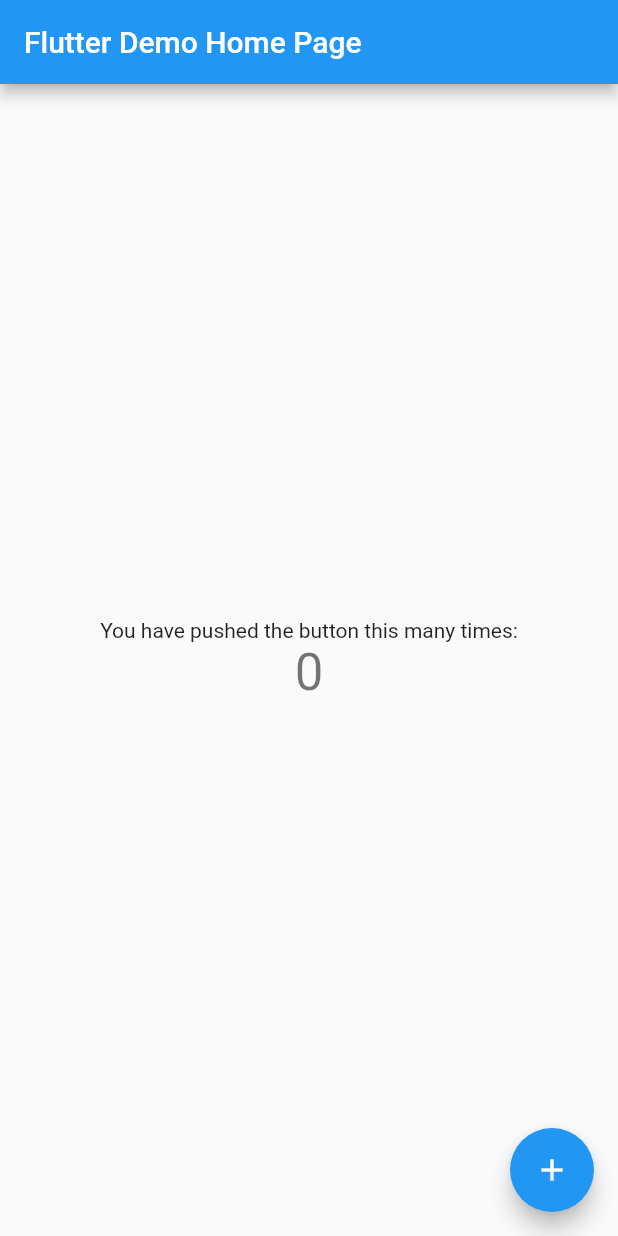
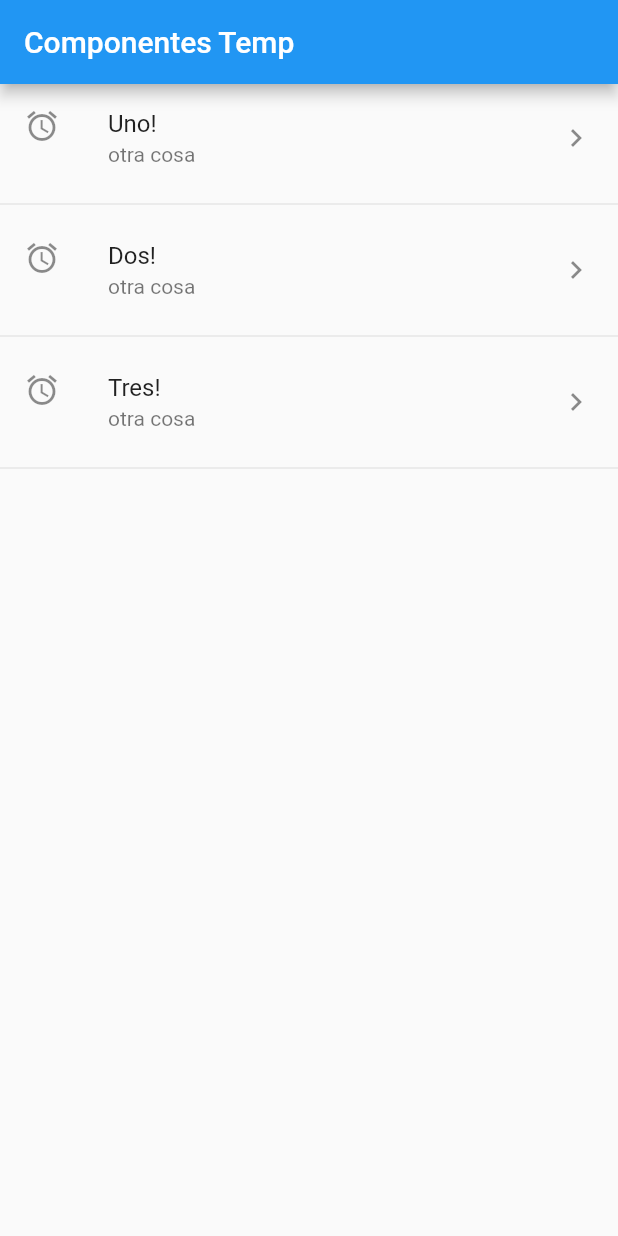
Before and after one commit to ingeborrero/flutterApp, a Flutter app: the screen it shows after launch, on a phone screen of 412 x 824 dp. Run offline on Flutter 3.47's test engine with Material 2 defaults, Android fonts, the phone set to English and light mode, and no system bars.

Commit message:
Avances en uso de ListView y ListTile

```diff
--- a/componentes/lib/main.dart
+++ b/componentes/lib/main.dart
@@ -1,108 +1,15 @@
 import 'package:flutter/material.dart';
 
-void main() {
-  runApp(MyApp());
-}
+import 'package:componentes/src/pages/home_temp.dart';
+
+void main() => runApp(MyApp());
 
 class MyApp extends StatelessWidget {
-  // This widget is the root of your application.
   @override
   Widget build(BuildContext context) {
     return MaterialApp(
-      title: 'Flutter Demo',
-      theme: ThemeData(
-        primarySwatch: Colors.blue,
-        // This makes the visual density adapt to the platform that you run
-        // the app on. For desktop platforms, the controls will be smaller and
-        // closer together (more dense) than on mobile platforms.
-        visualDensity: VisualDensity.adaptivePlatformDensity,
-      ),
-      home: MyHomePage(title: 'Flutter Demo Home Page'),
-    );
+        debugShowCheckedModeBanner: false,
+        title: 'Componentes App',
+        home: HomePageTemp());
   }
 }
-
-class MyHomePage extends StatefulWidget {
-  MyHomePage({Key key, this.title}) : super(key: key);
-
-  // This widget is the home page of your application. It is stateful, meaning
-  // that it has a State object (defined below) that contains fields that affect
-  // how it looks.
-
-  // This class is the configuration for the state. It holds the values (in this
-  // case the title) provided by the parent (in this case the App widget) and
-  // used by the build method of the State. Fields in a Widget subclass are
-  // always marked "final".
-
-  final String title;
-
-  @override
-  _MyHomePageState createState() => _MyHomePageState();
-}
-
-class _MyHomePageState extends State<MyHomePage> {
-  int _counter = 0;
-
-  void _incrementCounter() {
-    setState(() {
-      // This call to setState tells the Flutter framework that something has
-      // changed in this State, which causes it to rerun the build method below
-      // so that the display can reflect the updated values. If we changed
-      // _counter without calling setState(), then the build method would not be
-      // called again, and so nothing would appear to happen.
-      _counter++;
-    });
-  }
-
-  @override
-  Widget build(BuildContext context) {
-    // This method is rerun every time setState is called, for instance as done
-    // by the _incrementCounter method above.
-    //
-    // The Flutter framework has been optimized to make rerunning build methods
-    // fast, so that you can just rebuild anything that needs updating rather
-    // than having to individually change instances of widgets.
-    return Scaffold(
-      appBar: AppBar(
-        // Here we take the value from the MyHomePage object that was created by
-        // the App.build method, and use it to set our appbar title.
-        title: Text(widget.title),
-      ),
-      body: Center(
-        // Center is a layout widget. It takes a single child and positions it
-        // in the middle of the parent.
-        child: Column(
-          // Column is also a layout widget. It takes a list of children and
-          // arranges them vertically. By default, it sizes itself to fit its
-          // children horizontally, and tries to be as tall as its parent.
-          //
-          // Invoke "debug painting" (press "p" in the console, choose the
-          // "Toggle Debug Paint" action from the Flutter Inspector in Android
-          // Studio, or the "Toggle Debug Paint" command in Visual Studio Code)
-          // to see the wireframe for each widget.
-          //
-          // Column has various properties to control how it sizes itself and
-          // how it positions its children. Here we use mainAxisAlignment to
-          // center the children vertically; the main axis here is the vertical
-          // axis because Columns are vertical (the cross axis would be
-          // horizontal).
-          mainAxisAlignment: MainAxisAlignment.center,
-          children: <Widget>[
-            Text(
-              'You have pushed the button this many times:',
-            ),
-            Text(
-              '$_counter',
-              style: Theme.of(context).textTheme.headline4,
-            ),
-          ],
-        ),
-      ),
-      floatingActionButton: FloatingActionButton(
-        onPressed: _incrementCounter,
-        tooltip: 'Increment',
-        child: Icon(Icons.add),
-      ), // This trailing comma makes auto-formatting nicer for build methods.
-    );
-  }
-}
--- /dev/null
+++ b/componentes/lib/src/pages/home_temp.dart
@@ -0,0 +1,47 @@
+import 'package:flutter/material.dart';
+
+class HomePageTemp extends StatelessWidget {
+  final opciones = ['Uno', 'Dos', 'Tres'];
+
+  @override
+  Widget build(BuildContext context) {
+    return Scaffold(
+      appBar: AppBar(
+        title: Text('Componentes Temp'),
+      ),
+      body: ListView(children: _crearItemsCortos()),
+    );
+  }
+
+  List<Widget> _crearItems() {
+    List<Widget> lista = new List<Widget>();
+
+    for (String opt in opciones) {
+      final tempWidget = ListTile(
+        title: Text(opt),
+      );
+      lista..add(tempWidget);
+    }
+
+    return lista;
+  }
+
+  List<Widget> _crearItemsCortos() {
+    return opciones.map((item) {
+      return Column(
+        children: [
+          ListTile(
+            title: Text(item + '!'),
+            subtitle: Text('otra cosa'),
+            leading: Icon(Icons.access_alarm_sharp),
+            trailing: Icon(Icons.keyboard_arrow_right),
+            onTap: () {
+              print('Hice clic en listView');
+            },
+          ),
+          Divider()
+        ],
+      );
+    }).toList();
+  }
+}
```
Also changed, not shown: 3 other files.
